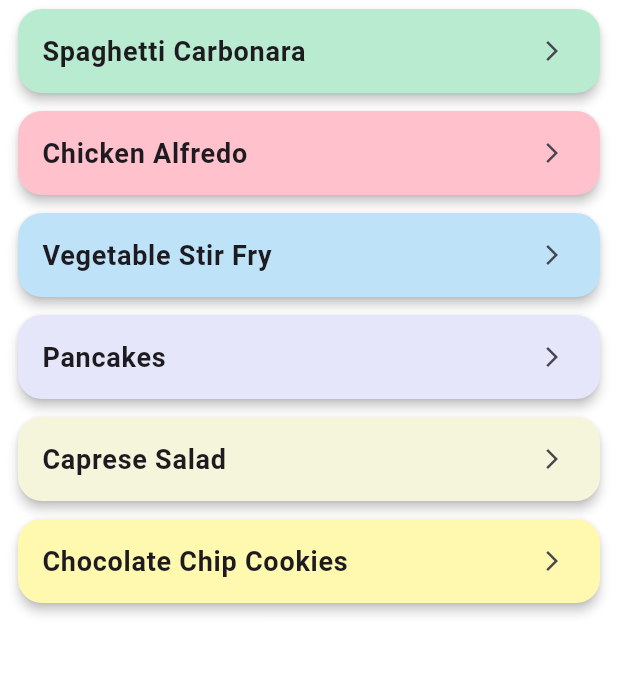
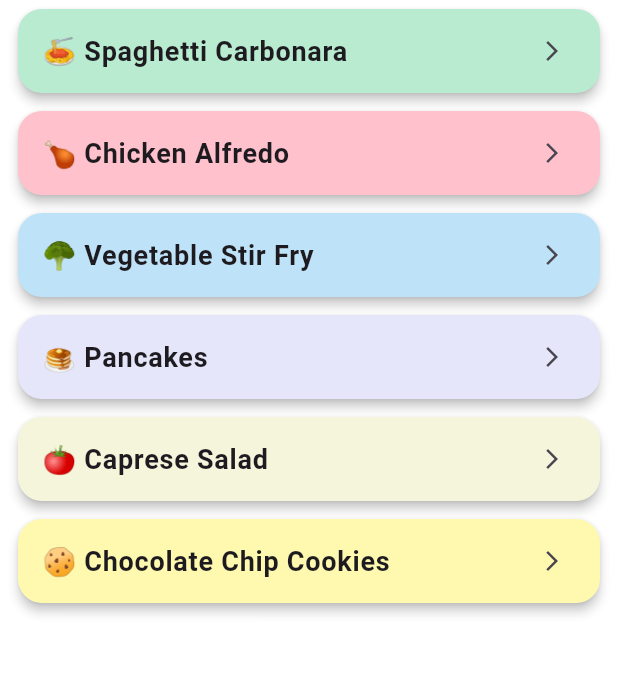
Before and after one commit to Galaxycat3/cw02, a Flutter app: the screen it shows after launch, on a phone screen of 412 x 824 dp, the part 84-760 px from its top. Run offline on Flutter 3.47's test engine with Material 3 defaults, Android fonts, the phone set to English and light mode, and no system bars.

Commit message:
Added emojies

```diff
--- a/lib/home_screen.dart
+++ b/lib/home_screen.dart
@@ -6,7 +6,7 @@ class HomeScreen extends StatelessWidget {
 
   final List<Map<String, dynamic>> recipes = const [
     {
-      'title': 'Spaghetti Carbonara',
+      'title': '🍝 Spaghetti Carbonara',
       'ingredients': [
         'Spaghetti',
         'Eggs',
@@ -18,7 +18,7 @@ class HomeScreen extends StatelessWidget {
           '1. Cook spaghetti.\n2. Fry pancetta.\n3. Mix eggs and cheese.\n4. Combine all and season with pepper.',
     },
     {
-      'title': 'Chicken Alfredo',
+      'title': '🍗 Chicken Alfredo',
       'ingredients': [
         'Fettuccine',
         'Chicken Breast',
@@ -31,7 +31,7 @@ class HomeScreen extends StatelessWidget {
           '1. Cook pasta.\n2. Sauté chicken.\n3. Add butter, garlic, and cream.\n4. Toss pasta with sauce and cheese.',
     },
     {
-      'title': 'Vegetable Stir Fry',
+      'title': '🥦 Vegetable Stir Fry',
       'ingredients': [
         'Broccoli',
         'Carrots',
@@ -44,7 +44,7 @@ class HomeScreen extends StatelessWidget {
           '1. Chop vegetables.\n2. Stir-fry with garlic and ginger.\n3. Add soy sauce.\n4. Serve hot with rice.',
     },
     {
-      'title': 'Pancakes',
+      'title': '🥞 Pancakes',
       'ingredients': [
         'Flour',
         'Milk',
@@ -57,7 +57,7 @@ class HomeScreen extends StatelessWidget {
           '1. Mix dry ingredients.\n2. Whisk in milk and eggs.\n3. Cook on skillet until golden brown.',
     },
     {
-      'title': 'Caprese Salad',
+      'title': '🍅 Caprese Salad',
       'ingredients': [
         'Tomatoes',
         'Mozzarella',
@@ -70,7 +70,7 @@ class HomeScreen extends StatelessWidget {
           '1. Slice tomatoes and mozzarella.\n2. Layer with basil.\n3. Drizzle with olive oil, salt, and pepper.',
     },
     {
-      'title': 'Chocolate Chip Cookies',
+      'title': '🍪 Chocolate Chip Cookies',
       'ingredients': [
         'Flour',
         'Butter',
```
